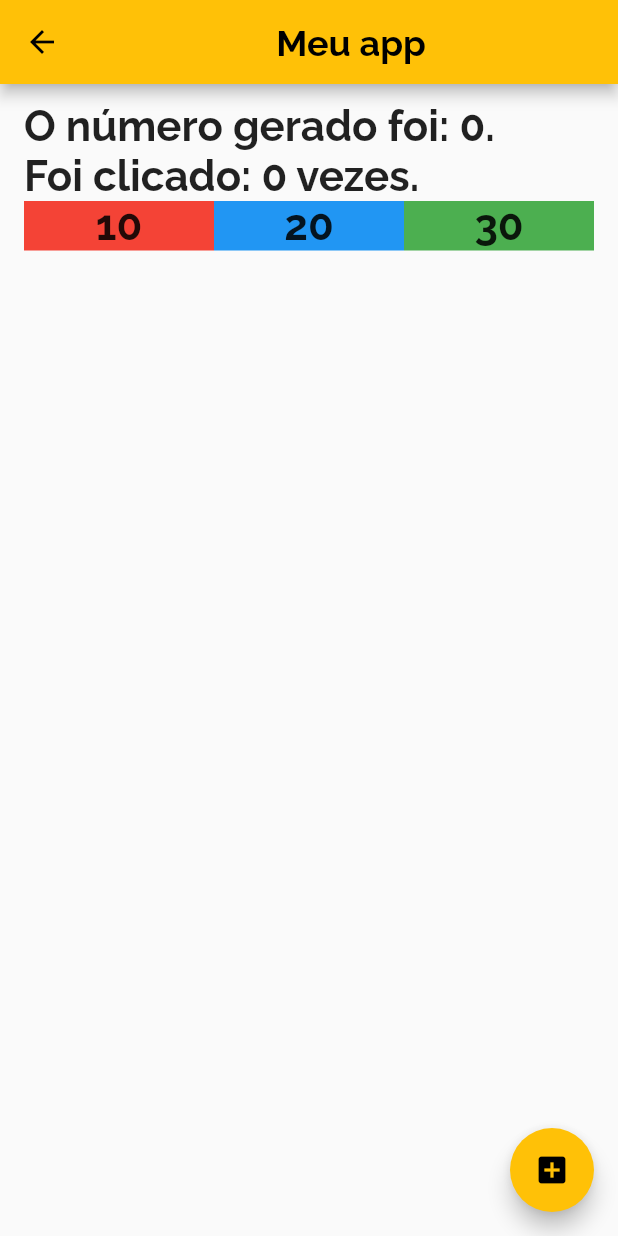
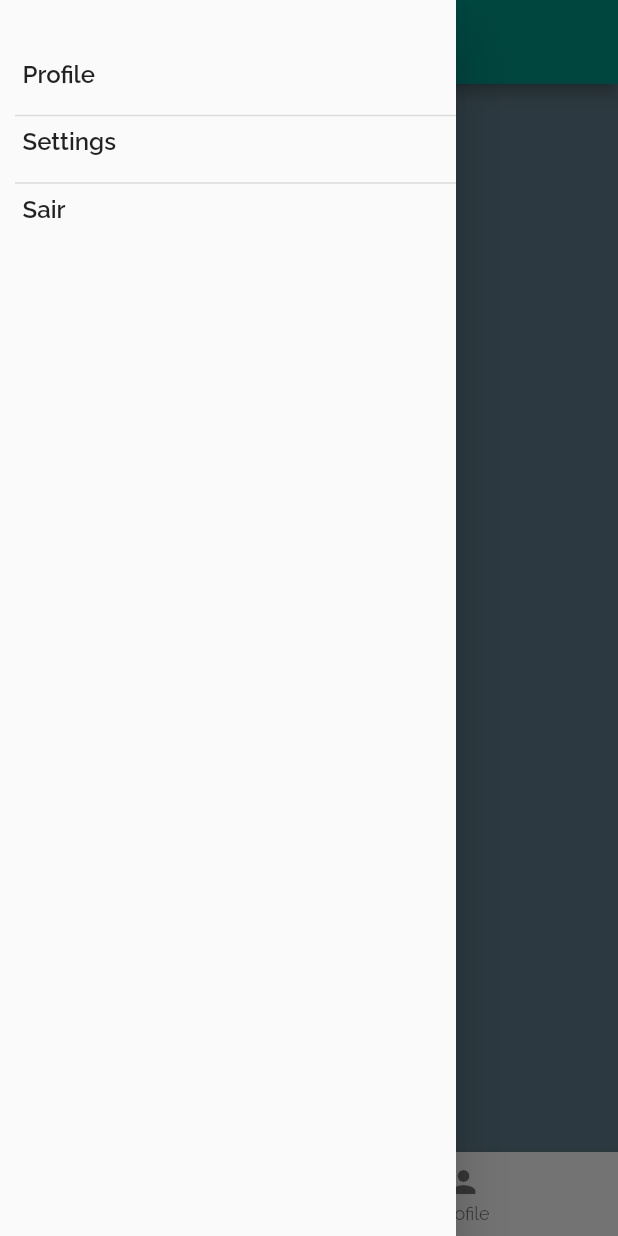
Before and after one commit to DiegoLimaDev/dio_project_bootcamp, a Flutter app: the HomePage screen opened directly, with the side drawer open (before the commit the screen has no drawer), on a phone screen of 412 x 824 dp. Run offline on Flutter 3.47's test engine with Material 2 defaults, Android fonts, the phone set to English and light mode, and no system bars; our stand-ins replace google_fonts; network calls fail.

Commit message:
[feat]pages and navigation

```diff
--- /dev/null
+++ b/lib/components/page_title.dart
@@ -0,0 +1,17 @@
+import 'package:flutter/material.dart';
+
+class PageTitle extends StatefulWidget {
+  final String title;
+  const PageTitle({super.key, required this.title});
+
+  @override
+  State<PageTitle> createState() => _PageTitleState();
+}
+
+class _PageTitleState extends State<PageTitle> {
+  @override
+  Widget build(BuildContext context) {
+    return Text(widget.title,
+        style: const TextStyle(fontSize: 20, fontWeight: FontWeight.bold));
+  }
+}
--- a/lib/my_app.dart
+++ b/lib/my_app.dart
@@ -11,7 +11,7 @@ class MyApp extends StatelessWidget {
       debugShowCheckedModeBanner: false,
       home: const LoginPage(),
       theme: ThemeData(
-        primarySwatch: Colors.amber,
+        primarySwatch: Colors.teal,
         textTheme: GoogleFonts.ralewayTextTheme(),
       ),
     );
--- a/lib/pages/home_page.dart
+++ b/lib/pages/home_page.dart
@@ -1,5 +1,9 @@
 import 'package:flutter/material.dart';
-import 'package:my_app/services/random_number.dart';
+import 'package:my_app/components/page_title.dart';
+import 'package:my_app/pages/login_page.dart';
+import 'package:my_app/pages/page1.dart';
+import 'package:my_app/pages/page2.dart';
+import 'package:my_app/pages/profile_page.dart';
 
 class HomePage extends StatefulWidget {
   const HomePage({super.key});
@@ -9,81 +13,105 @@ class HomePage extends StatefulWidget {
 }
 
 class _HomePageState extends State<HomePage> {
-  var number = 0;
-  var clickedAmount = 0;
-
+  PageController pageController = PageController(initialPage: 0);
+  int pagePosition = 0;
   @override
   Widget build(BuildContext context) {
-    return Scaffold(
+    return SafeArea(
+        child: Scaffold(
       appBar: AppBar(
-        title: const Center(
-          child: Text('Meu app',
-              style: TextStyle(fontSize: 24, fontWeight: FontWeight.bold)),
+        title: const PageTitle(title: 'My App'),
+        centerTitle: true,
       ),
-      ),
-      body: Container(
-        padding: const EdgeInsets.symmetric(horizontal: 16, vertical: 12),
+      drawer: Drawer(
+        child: Padding(
+          padding: const EdgeInsets.fromLTRB(10, 10, 0, 10),
           child: Column(
             crossAxisAlignment: CrossAxisAlignment.start,
             children: [
-            Text('O número gerado foi: $number.',
+              const SizedBox(
+                height: 30,
+              ),
+              InkWell(
+                onTap: () {
+                  Navigator.pop(context);
+                  Navigator.push(
+                      context,
+                      MaterialPageRoute(
+                          builder: (context) => const ProfilePage()));
+                },
+                child: Container(
+                  width: double.infinity,
+                  padding: const EdgeInsets.symmetric(horizontal: 5),
+                  child: const Text('Profile',
                       style:
-                    const TextStyle(fontSize: 28, fontWeight: FontWeight.bold)),
-            Text('Foi clicado: $clickedAmount vezes.',
+                          TextStyle(fontSize: 16, fontWeight: FontWeight.w600)),
+                ),
+              ),
+              const SizedBox(
+                height: 10,
+              ),
+              const Divider(thickness: 1),
+              InkWell(
+                onTap: () {},
+                child: Container(
+                  width: double.infinity,
+                  padding: const EdgeInsets.symmetric(horizontal: 5),
+                  child: const Text('Settings',
                       style:
-                    const TextStyle(fontSize: 28, fontWeight: FontWeight.bold)),
-            Row(
-              children: [
-                Expanded(
-                  flex: 2,
+                          TextStyle(fontSize: 16, fontWeight: FontWeight.w600)),
+                ),
+              ),
+              const SizedBox(
+                height: 10,
+              ),
+              const Divider(thickness: 1),
+              InkWell(
+                onTap: () {
+                  Navigator.pushReplacement(
+                      context,
+                      MaterialPageRoute(
+                          builder: (context) => const LoginPage()));
+                },
                 child: Container(
-                    color: Colors.red,
-                    child: const Text(
-                      '10',
+                  width: double.infinity,
+                  padding: const EdgeInsets.symmetric(horizontal: 5),
+                  child: const Text('Sair',
                       style:
-                          TextStyle(fontSize: 28, fontWeight: FontWeight.bold),
-                      textAlign: TextAlign.center,
+                          TextStyle(fontSize: 16, fontWeight: FontWeight.w600)),
+                ),
+              ),
+              const SizedBox(
+                height: 10,
+              ),
+            ],
           ),
         ),
       ),
+      body: Column(
+        children: [
           Expanded(
-                  flex: 2,
-                  child: Container(
-                    color: Colors.blue,
-                    child: const Text(
-                      '20',
-                      style:
-                          TextStyle(fontSize: 28, fontWeight: FontWeight.bold),
-                      textAlign: TextAlign.center,
+            child: PageView(
+                controller: pageController,
+                onPageChanged: (value) {
+                  setState(() {
+                    pagePosition = value;
+                  });
+                },
+                children: const [Page1(), Page2()]),
           ),
-                  ),
-                ),
-                Expanded(
-                  flex: 2,
-                  child: Container(
-                    color: Colors.green,
-                    child: const Text(
-                      '30',
-                      style:
-                          TextStyle(fontSize: 28, fontWeight: FontWeight.bold),
-                      textAlign: TextAlign.center,
-                    ),
-                  ),
-                ),
-              ],
-            )
+          BottomNavigationBar(
+              onTap: (value) {
+                pageController.jumpToPage(value);
+              },
+              currentIndex: pagePosition,
+              items: const [
+                BottomNavigationBarItem(label: 'Home', icon: Icon(Icons.home)),
+                BottomNavigationBarItem(
+                    label: 'Profile', icon: Icon(Icons.person))
+              ])
         ],
       ),
-      ),
-      floatingActionButton: FloatingActionButton(
-        child: const Icon(Icons.add_box),
-        onPressed: () {
-          setState(() {
-            clickedAmount += 1;
-            number = CreateRandomNumberService.randomNumb(1000);
-          });
-        },
-      ),
-    );
+    ));
   }
 }
--- /dev/null
+++ b/lib/pages/page1.dart
@@ -0,0 +1,15 @@
+import 'package:flutter/material.dart';
+
+class Page1 extends StatefulWidget {
+  const Page1({super.key});
+
+  @override
+  State<Page1> createState() => _Page1State();
+}
+
+class _Page1State extends State<Page1> {
+  @override
+  Widget build(BuildContext context) {
+    return Container(color: Colors.blueGrey);
+  }
+}
```
Also changed, not shown: lib/pages/login_page.dart (+130 -72 lines), lib/pages/page2.dart (added, +15 -0 lines), lib/pages/profile_page.dart (added, +22 -0 lines). Lines whose indentation alone changed are shown as unchanged.
